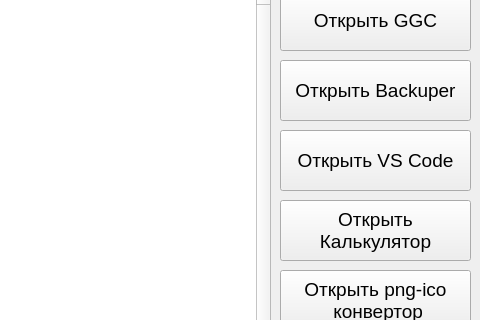
Old version of the form Barbaris/Launcher.ui in the repository Quofite/Barbaris; both pictures show x 420 to 900 and y 90 to 410 of the 900 by 570 pixel window.
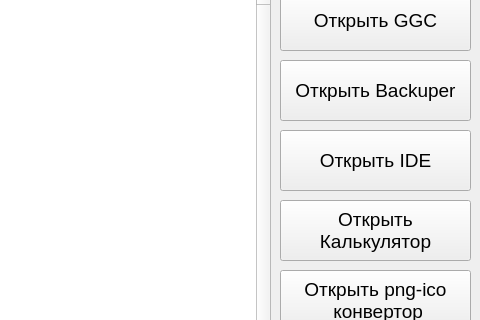
New version of the form.

The edit to the form file:
```diff
--- a/Barbaris/Launcher.ui
+++ b/Barbaris/Launcher.ui
@@ -104,7 +104,7 @@
      </font>
     </property>
     <property name="text">
-     <string>Открыть VS Code</string>
+     <string>Открыть IDE</string>
     </property>
    </widget>
    <widget class="QPushButton" name="openCalcBtn">
```
Left out of the diff: 2 changed lines with no effect on the pictures.
